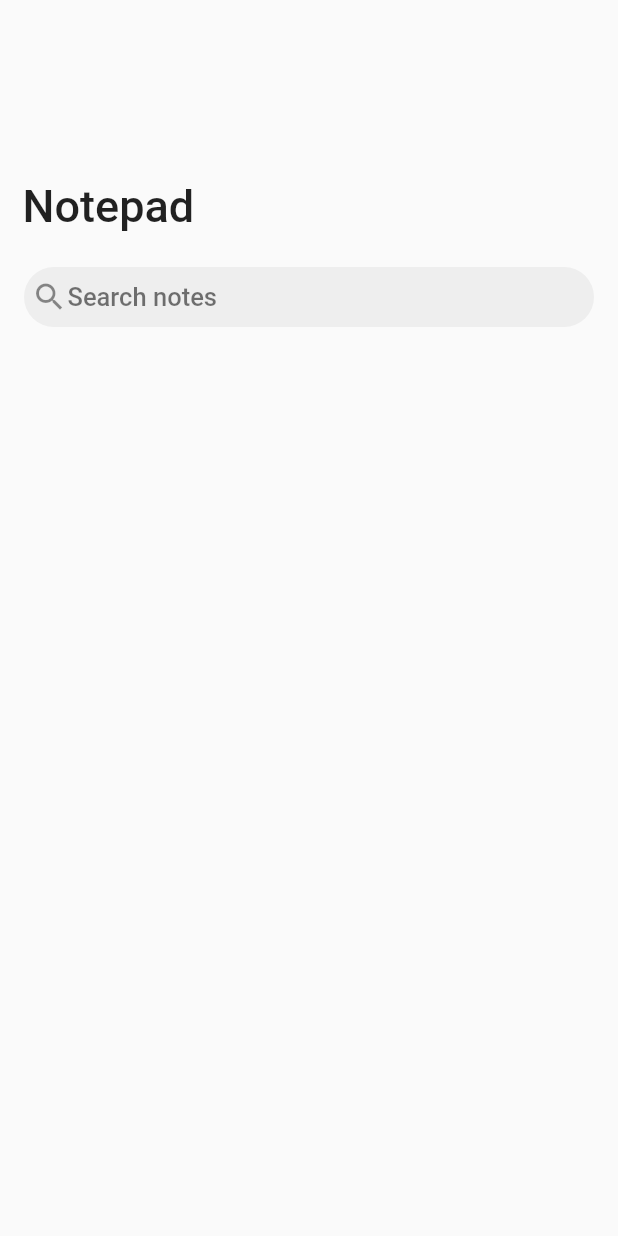
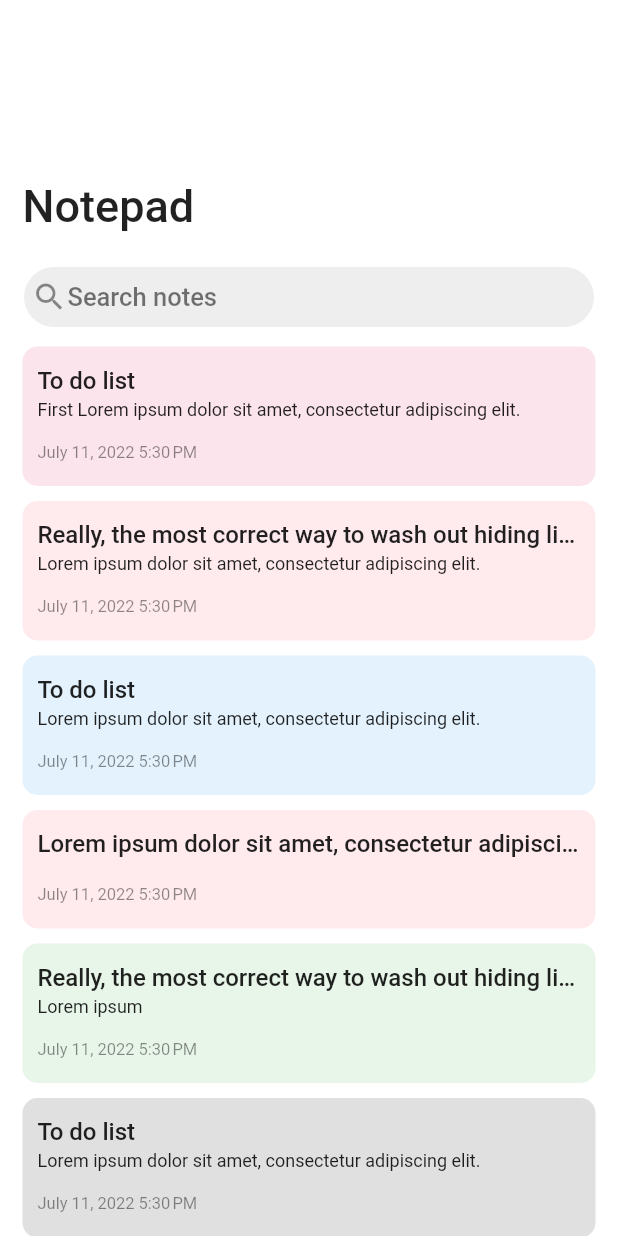
Before and after one commit to LordOlumide/notepad, a Flutter app: the screen it shows after launch, on a phone screen of 412 x 824 dp. Run offline on Flutter 3.47's test engine with Material 2 defaults, Android fonts, the phone set to English and light mode, and no system bars; our stand-ins replace sqflite; accounts and stored records are empty.

Commit message:
Note database working and displaying properly

```diff
--- a/lib/dummy_db.dart
+++ b/lib/dummy_db.dart
@@ -5,7 +5,7 @@ List<Note> dummyDatabase = [
   Note(
     id: 1,
     title: 'To do list',
-    body: '''Lorem ipsum dolor sit amet, consectetur adipiscing elit.
+    body: '''First Lorem ipsum dolor sit amet, consectetur adipiscing elit.
       Nam eget urna lacus. Quisque malesuada sollicitudin justo,
       quis mattis felis elementum quis. Nullam gravida ipsum eget
       aliquet pellentesque. Sed at risus sed mi ornare pulvinar et
--- a/lib/general_components/main_database.dart
+++ b/lib/general_components/main_database_class.dart
@@ -11,6 +11,12 @@ class NotepadDatabase {
   initializeDatabase() async {
     WidgetsFlutterBinding.ensureInitialized();
 
+    // TODO: The database will have to be stabilized after getting rid of the dummyDB. No more delete-recreate.
+    // delete the previous database
+    deletePreexistingDatabase(
+        join(await getDatabasesPath(), 'notepad_database.db'));
+
+    // create the database afresh.
     database = openDatabase(
       join(await getDatabasesPath(), 'notepad_database.db'),
       onCreate: (db, version) {
@@ -75,10 +81,12 @@ class NotepadDatabase {
     );
   }
 
-  deletePreexistingNotesTable() async {
-    final db = await database;
+  Future<void> deletePreexistingDatabase(String path) async {
+    // final db = await database;
+    // // Deletes the notes database if it exists.
+    // db.execute('DROP TABLE IF EXISTS notes');
 
-    db.execute('DROP TABLE IF EXISTS notes');
+    databaseFactory.deleteDatabase(path);
   }
 }
 
--- a/lib/general_components/note_object.dart
+++ b/lib/general_components/note_object.dart
@@ -40,7 +40,10 @@ class Note {
   @override
   String toString() {
     return 'Note{'
-        'title: $title, body: $body, '
-        'timeLastEdited: $timeLastEdited, bgColor: $bgColor';
+        'title: ${title.substring(0, title.length > 25 ? 25 : null)}, '
+        'body: ${body.substring(0, body.length > 25 ? 25 : null)}, '
+        'timeLastEdited: $timeLastEdited, '
+        'bgColor: $bgColor'
+        '}';
   }
 }
--- a/lib/homepage/home_screen.dart
+++ b/lib/homepage/home_screen.dart
@@ -2,7 +2,7 @@ import 'package:flutter/material.dart';
 import 'package:notepad/dummy_db.dart';
 import 'package:notepad/homepage/visual_components/note_template.dart';
 import 'package:notepad/general_components/note_object.dart';
-import 'package:notepad/general_components/main_database.dart';
+import 'package:notepad/general_components/main_database_class.dart';
 
 class HomeScreen extends StatefulWidget {
 
@@ -22,12 +22,6 @@ class _HomeScreenState extends State<HomeScreen> {
       await mainDatabase.insertNote(dummyDatabase[i]);
     }
 
-    // check that entering the entries worked
-    final List<Note> dummyEntries = await mainDatabase.getNotes();
-    for (Note i in dummyEntries) {
-      print(i.toString());
-    }
-
     // set the currentNotes List
     await refreshCurrentNotes();
   }
@@ -44,11 +38,13 @@ class _HomeScreenState extends State<HomeScreen> {
   // To refresh the currentNotes list.
   Future<void> refreshCurrentNotes() async {
     currentNotes = await mainDatabase.getNotes();
+    setState(() {});
   }
 
   @override
   Widget build(BuildContext context) {
     return Scaffold(
+      backgroundColor: Colors.white,
       body: Column(
         crossAxisAlignment: CrossAxisAlignment.start,
         children: [
@@ -70,7 +66,7 @@ class _HomeScreenState extends State<HomeScreen> {
               slivers: <Widget>[
                 // Floating appbar
                 SliverAppBar(
-                  backgroundColor: Colors.transparent,
+                  backgroundColor: Colors.white,
                   floating: true,
                   elevation: 0,
                   // SearchBar container
```
